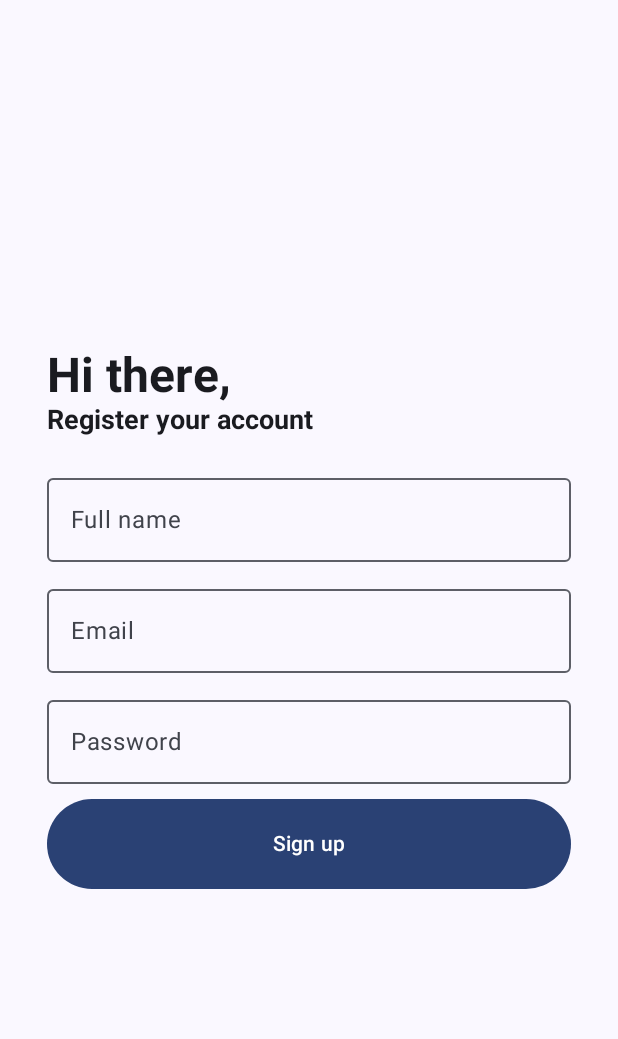
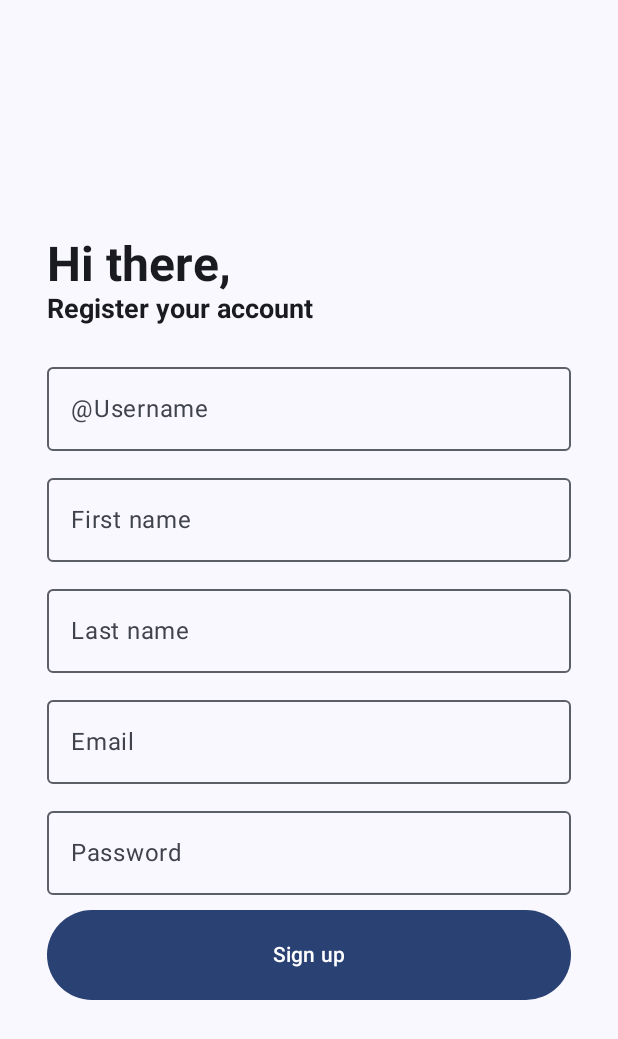
Before and after one commit to kdgcy/classmate, an Android app built with Jetpack Compose: the AuthScreen screen opened through its navigation route, after a tap on "Sign up", on a phone screen of 412 x 824 dp. Shown: the top 1039 px of the screen. Run offline under Robolectric (Android 15) with nearby library versions, the phone set to English and light mode, and no system bars; our stand-ins replace Firebase (no records; nobody signed in at launch, a user with empty details on screens opened directly); 1 statement that could not run was skipped.

```diff
--- a/app/src/main/java/com/neu/classmate/screens/HomeScreen.kt
+++ b/app/src/main/java/com/neu/classmate/screens/HomeScreen.kt
@@ -17,8 +17,11 @@ import androidx.compose.runtime.*
 import androidx.compose.ui.Alignment
 import androidx.compose.ui.Modifier
 import androidx.compose.ui.platform.LocalContext
+import androidx.compose.ui.text.TextStyle
+import androidx.compose.ui.text.font.FontStyle
 import androidx.compose.ui.text.font.FontWeight
 import androidx.compose.ui.unit.dp
+import androidx.compose.ui.unit.sp
 import androidx.navigation.NavHostController
 import com.google.firebase.Firebase
 import com.google.firebase.auth.FirebaseAuth
@@ -45,7 +48,8 @@ fun HomeScreen(navController: NavHostController) {
     val db = Firebase.firestore
     val userId = FirebaseAuth.getInstance().currentUser?.uid ?: return
 
-    var name by remember { mutableStateOf("") }
+    var username by remember { mutableStateOf("") }
+    var email by remember { mutableStateOf("") }
     var showDialog by remember { mutableStateOf(false) }
     var taskText by remember { mutableStateOf("") }
     var dueDateText by remember { mutableStateOf("") }
@@ -84,7 +88,8 @@ fun HomeScreen(navController: NavHostController) {
             .document(userId)
             .get()
             .addOnSuccessListener { document ->
-                name = document.getString("name") ?: ""
+                username = document.getString("username") ?: ""
+                email = document.getString("email") ?: ""
             }
 
         scheduleReminderWorker(context = context) // This line schedules the daily check
@@ -98,8 +103,21 @@ fun HomeScreen(navController: NavHostController) {
             ModalDrawerSheet(modifier = Modifier.fillMaxWidth(0.7f)) {
                 Box(modifier = Modifier.fillMaxHeight()) {
                     Column(modifier = Modifier.align(Alignment.TopStart)) {
-                        Text(name, style = MaterialTheme.typography.titleLarge, modifier = Modifier.padding(16.dp))
+                        Column(modifier = Modifier
+                            .fillMaxWidth()
+                            .padding(horizontal = 16.dp, vertical = 12.dp)) {
+                            Text(
+                                text = "@$username",
+                                style = MaterialTheme.typography.titleLarge
+                            )
+                            Text(
+                                text = email,
+                                style = TextStyle(fontStyle = FontStyle.Italic, fontSize = 12.sp)
+                            )
+                        }
+
                         HorizontalDivider()
+
                         listOf(
                             "Profile" to Icons.Filled.AccountCircle,
                             "Calendar" to Icons.Filled.CalendarMonth,
@@ -127,6 +145,7 @@ fun HomeScreen(navController: NavHostController) {
                             }
                         }
                     }
+
 
                     Row(
                         modifier = Modifier
--- a/app/src/main/java/com/neu/classmate/screens/Signup.kt
+++ b/app/src/main/java/com/neu/classmate/screens/Signup.kt
@@ -29,25 +29,18 @@ import com.neu.classmate.AppUtil
 import com.neu.classmate.viewmodel.AuthViewModel
 
 @Composable
-fun Signup(modifier: Modifier = Modifier, navController: NavHostController,authViewModel: AuthViewModel = viewModel()) {
-
-    var email by remember {
-        mutableStateOf("")
-    }
-
-    var name by remember {
-        mutableStateOf("")
-    }
-
-    var password by remember {
-        mutableStateOf("")
-    }
-
-    var isLoading by remember {
-        mutableStateOf(false)
-    }
-
-    var context = LocalContext.current
+fun Signup(
+    modifier: Modifier = Modifier,
+    navController: NavHostController,
+    authViewModel: AuthViewModel = viewModel()
+) {
+    var username by remember { mutableStateOf("") }
+    var firstName by remember { mutableStateOf("") }
+    var lastName by remember { mutableStateOf("") }
+    var email by remember { mutableStateOf("") }
+    var password by remember { mutableStateOf("") }
+    var isLoading by remember { mutableStateOf(false) }
+    val context = LocalContext.current
 
     Column(
         modifier = modifier.fillMaxSize().padding(31.dp),
@@ -57,85 +50,94 @@ fun Signup(modifier: Modifier = Modifier, navController: NavHostController,authV
         Text(
             text = "Hi there,",
             modifier = Modifier.fillMaxWidth(),
-            style = TextStyle(
-                fontSize = 32.sp,
-                fontWeight = FontWeight.W700
-            )
+            style = TextStyle(fontSize = 32.sp, fontWeight = FontWeight.W700)
         )
 
         Text(
             text = "Register your account",
             modifier = Modifier.fillMaxWidth(),
-            style = TextStyle(
-                fontSize = 18.sp,
-                fontWeight = FontWeight.W700
-            )
+            style = TextStyle(fontSize = 18.sp, fontWeight = FontWeight.W700)
         )
 
-        Spacer(modifier= Modifier.height(20.dp))
+        Spacer(modifier = Modifier.height(20.dp))
 
         OutlinedTextField(
-            value = email,
-            onValueChange = {
-                email = it
-            },
-            label = {
-                Text(text = "Full name")
-            },
+            value = username,
+            onValueChange = { username = it },
+            label = { Text("@Username") },
             modifier = Modifier.fillMaxWidth(),
-            singleLine = true
-        )
-
-        Spacer(modifier= Modifier.height(10.dp))
-
-        OutlinedTextField(
-            value = name,
-            onValueChange = {
-                name = it
-            },
-            label = {
-                Text(text = "Email")
-            },
-            modifier = Modifier.fillMaxWidth(),
-            singleLine = true
-        )
-
-        Spacer(modifier= Modifier.height(10.dp))
-
-        OutlinedTextField(
-            value = password,
-            onValueChange = {
-                password = it
-            },
-            label = {
-                Text(text = "Password")
-            },
-            modifier = Modifier.fillMaxWidth(),
-            visualTransformation = PasswordVisualTransformation(),
             singleLine = true
         )
 
         Spacer(modifier = Modifier.height(10.dp))
 
-        Button(onClick = {
-            isLoading = true
-            authViewModel.signup(name, email, password){success,errorMessage->
-                if(success){
+        OutlinedTextField(
+            value = firstName,
+            onValueChange = { firstName = it },
+            label = { Text("First name") },
+            modifier = Modifier.fillMaxWidth(),
+            singleLine = true
+        )
+
+        Spacer(modifier = Modifier.height(10.dp))
+
+        OutlinedTextField(
+            value = lastName,
+            onValueChange = { lastName = it },
+            label = { Text("Last name") },
+            modifier = Modifier.fillMaxWidth(),
+            singleLine = true
+        )
+
+        Spacer(modifier = Modifier.height(10.dp))
+
+        OutlinedTextField(
+            value = email,
+            onValueChange = { email = it },
+            label = { Text("Email") },
+            modifier = Modifier.fillMaxWidth(),
+            singleLine = true
+        )
+
+        Spacer(modifier = Modifier.height(10.dp))
+
+        OutlinedTextField(
+            value = password,
+            onValueChange = { password = it },
+            label = { Text("Password") },
+            visualTransformation = PasswordVisualTransformation(),
+            modifier = Modifier.fillMaxWidth(),
+            singleLine = true
+        )
+
+        Spacer(modifier = Modifier.height(10.dp))
+
+        Button(
+            onClick = {
+                isLoading = true
+                authViewModel.signup(
+                    email,
+                    username,
+                    firstName,
+                    lastName,
+                    password
+                ) { success, errorMessage ->
                     isLoading = false
-                    navController.navigate(Routes.HomeScreen){
-                        popUpTo(Routes.AuthScreen){inclusive=true}
+                    if (success) {
+                        navController.navigate(Routes.HomeScreen) {
+                            popUpTo(Routes.AuthScreen) { inclusive = true }
+                        }
+                    } else {
+                        AppUtil.showToast(context, errorMessage ?: "Something went wrong")
                     }
-                }else{
-                    isLoading = false
-                    AppUtil.showToast(context,errorMessage?:"Something went wrong")
                 }
-            }
-        },
+            },
             enabled = !isLoading,
             modifier = Modifier
                 .fillMaxWidth()
-                .height(60.dp)) {
-            Text(text = if(isLoading)"Creating Accouont" else "Sign up")
+                .height(60.dp)
+        ) {
+            Text(text = if (isLoading) "Creating Account..." else "Sign up")
         }
     }
 }
```
Also changed, not shown: app/src/main/java/com/neu/classmate/model/UserModel.kt (+5 -3 lines), app/src/main/java/com/neu/classmate/screens/Login.kt (+43 -60 lines), app/src/main/java/com/neu/classmate/viewmodel/AuthViewModel.kt (+33 -21 lines).
